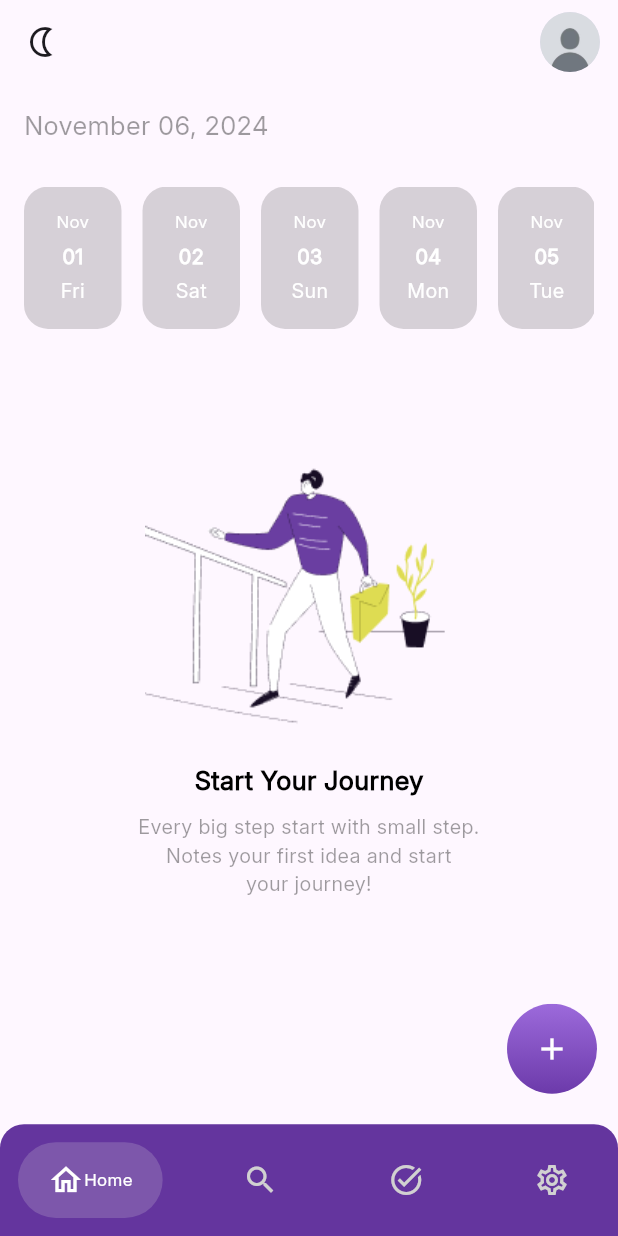
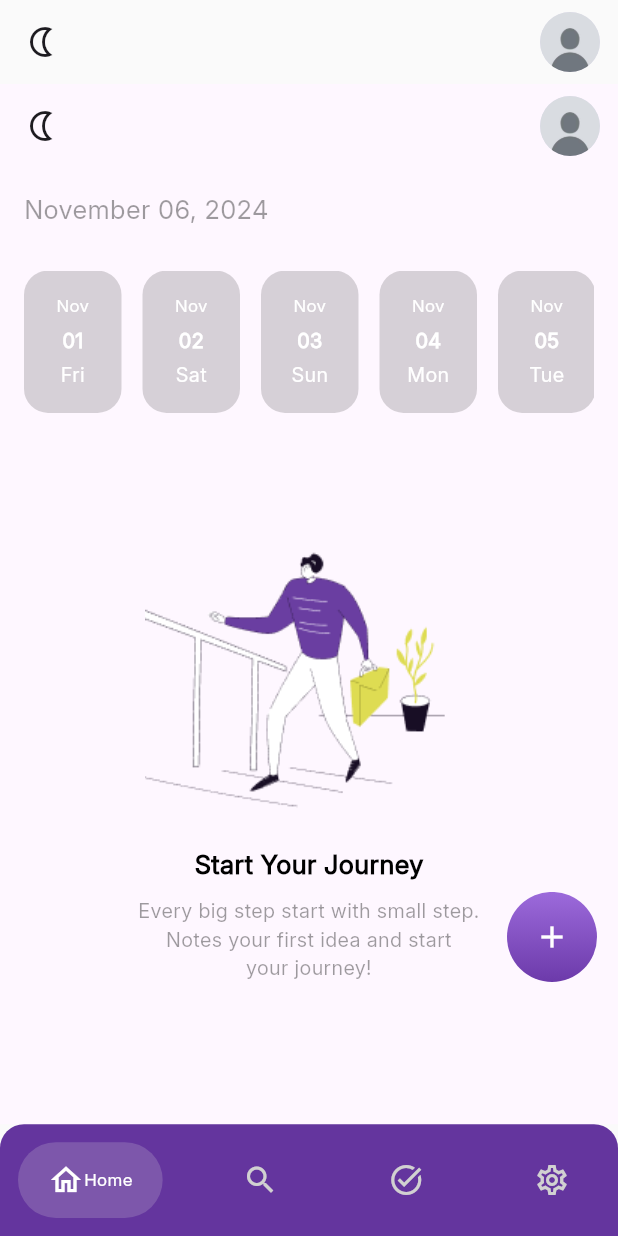
Before and after one commit to mustafa-shihab1/todo-app, a Flutter app: the screen it shows after launch, after a tap on the "nightlight" icon, on a phone screen of 412 x 824 dp. Run offline on Flutter 3.47's test engine with Material 3 defaults, Android fonts, the phone set to English and light mode, and no system bars; drawn by our look-alikes of google_nav_bar, scrollable_positioned_list; our stand-ins replace flutter_screenutil, flutter_svg, get, get_it.

Commit message:
create custom app bar

```diff
--- a/lib/features/main/presentation/controller/main_controller.dart
+++ b/lib/features/main/presentation/controller/main_controller.dart
@@ -1,5 +1,6 @@
 import 'package:flutter/material.dart';
 import 'package:get/get.dart';
+import '../../../../core/resources/manager_strings.dart';
 import '../../../home/presentation/view/home_view.dart';
 import '../view/screens/completed_view.dart';
 import '../view/screens/search_view.dart';
@@ -15,12 +16,18 @@ class MainController extends GetxController {
     const SettingsView(),
   ];
 
+  List<String> title = [
+    ManagerStrings.home,
+    ManagerStrings.search,
+    ManagerStrings.completed,
+    ManagerStrings.settings,
+  ];
+
   void changeCurrentIndex(int index) {
     currentIndex = index;
     update();
     try {
-      debugPrint(
-          "Main Controller Index Changed -> ${screens[index].toString()}");
+      debugPrint("Page Index Changed -> ${screens[index].toString()}");
     } catch (e) {
       debugPrint(e.toString());
     }
--- /dev/null
+++ b/lib/features/main/presentation/view/custom_appbar.dart
@@ -0,0 +1,43 @@
+import 'package:flutter/material.dart';
+import 'package:todo_app/core/resources/manager_fonts.dart';
+import 'package:todo_app/core/resources/manager_styles.dart';
+
+import '../../../../config/constants.dart';
+import '../../../../core/resources/manager_assets.dart';
+import '../../../../core/resources/manager_colors.dart';
+import '../../../../core/resources/manager_sizes.dart';
+
+AppBar customMainAppBar({
+  String title = "",
+}) =>
+    AppBar(
+      backgroundColor: ManagerColors.transparent,
+      elevation: Constants.appBarElevation,
+      title: Text(
+        title,
+        style: getRegularTextStyle(
+            fontSize: ManagerFontSize.s16, color: ManagerColors.black),
+      ),
+      centerTitle: true,
+    );
+
+AppBar customHomeAppBar() {
+  return AppBar(
+    backgroundColor: ManagerColors.transparent,
+    leading: IconButton(
+        onPressed: () {}, icon: const Icon(Icons.nightlight_outlined)),
+    actions: [
+      Container(
+          margin: ManagerSymmetricEdgeInsets.v0h12,
+          child: Container(
+            decoration: BoxDecoration(
+              borderRadius: BorderRadius.circular(20),
+            ),
+            clipBehavior: Clip.antiAlias,
+            child: CircleAvatar(
+              child: Image.asset(ManagerAssets.defaultUserImg),
+            ),
+          )),
+    ],
+  );
+}
--- a/lib/features/main/presentation/view/main_view.dart
+++ b/lib/features/main/presentation/view/main_view.dart
@@ -4,6 +4,7 @@ import '../../../../core/resources/manager_sizes.dart';
 import '../../../../core/resources/manager_colors.dart';
 import '../../../home/presentation/view/widgets/gnav_bar.dart';
 import '../controller/main_controller.dart';
+import 'custom_appbar.dart';
 
 class MainView extends StatelessWidget {
   const MainView({super.key});
@@ -13,7 +14,9 @@ class MainView extends StatelessWidget {
     return GetBuilder<MainController>(builder: (controller) {
       return Scaffold(
         backgroundColor: ManagerColors.backgroundColor,
-        extendBody: true,
+        appBar: controller.currentIndex != 0
+            ? customMainAppBar(title: controller.title[controller.currentIndex])
+            : customHomeAppBar(),
         body: controller.screens[controller.currentIndex],
         bottomNavigationBar: Container(
           decoration: const BoxDecoration(
```
